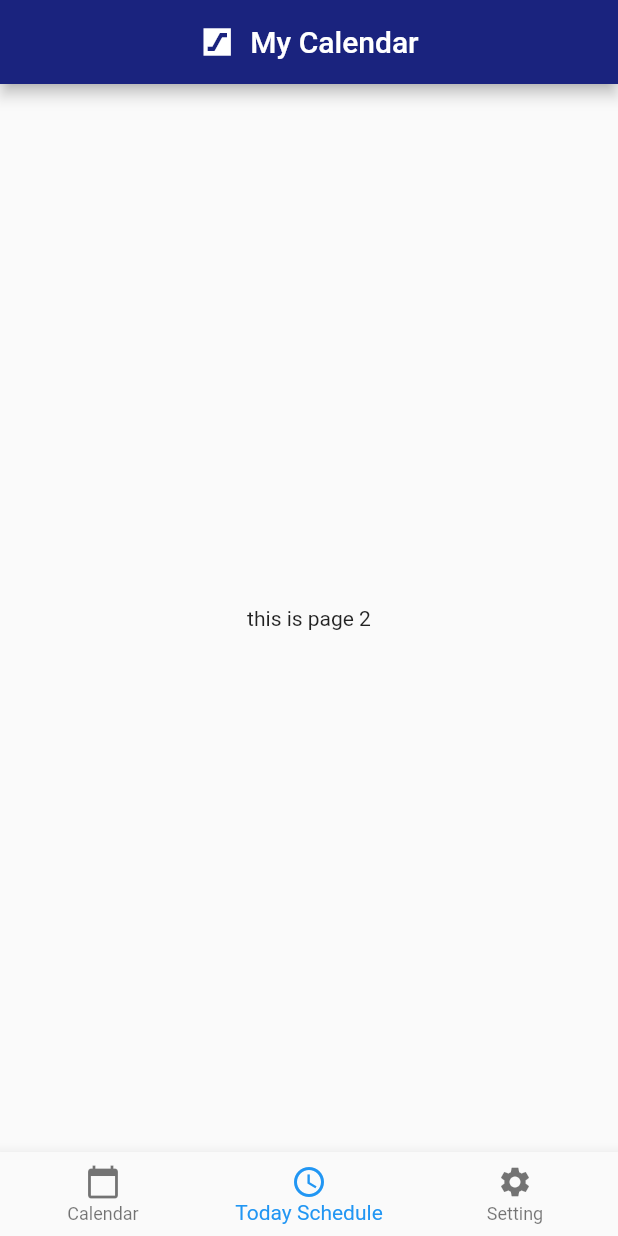
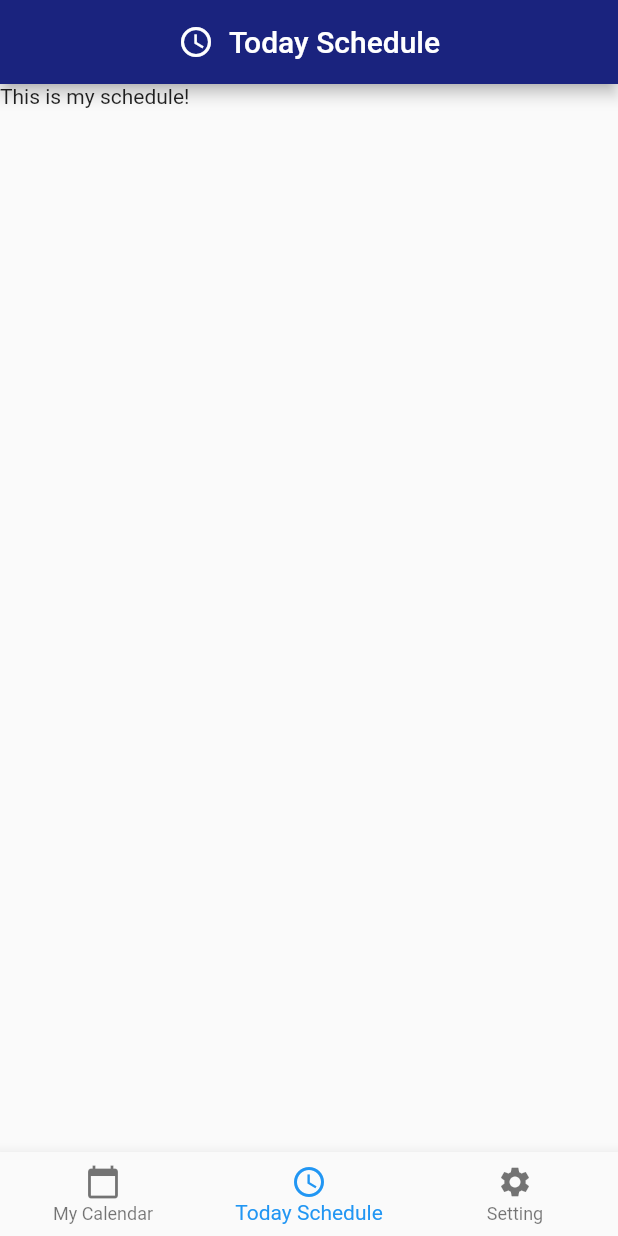
Before and after one commit to kkdlau/my_calendar, a Flutter app: the screen it shows after launch, swiped to page 2, on a phone screen of 412 x 824 dp. Run offline on Flutter 3.47's test engine with Material 2 defaults, Android fonts, the phone set to English and light mode, and no system bars; our stand-ins replace flutter_calendar_carousel.

Commit message:
Update AppBar()

```diff
--- a/lib/main.dart
+++ b/lib/main.dart
@@ -1,15 +1,18 @@
 import 'package:flutter/material.dart';
 import './calendar.dart';
+import './schedule.dart';
+import './setting.dart';
 
 final Widget calendar = Calendar();
-final Widget otherPage2 = Center(child: Text('this is page 2'));
-final Widget otherPage3 = Center(child: Text('this is page 3'));
+final Widget schedule = Schedule();
+final Widget setting = Setting();
 
 void main() {
   runApp(MyApp());
 }
 
-PageController pageController = PageController(initialPage: 0, keepPage: true);
+final PageController pageController =
+    PageController(initialPage: 0, keepPage: true);
 
 class MyApp extends StatefulWidget {
   @override
@@ -20,7 +23,12 @@ class MyApp extends StatefulWidget {
 
 class _MyApp extends State<MyApp> {
   int _index = 0;
-
+  List<String> appBarTitle = ['My Calendar', 'Today Schedule', 'Setting'];
+  List<IconData> appBarIcon = [
+    Icons.calendar_today,
+    Icons.schedule,
+    Icons.settings
+  ];
   @override
   Widget build(BuildContext context) {
     return MaterialApp(
@@ -31,9 +39,9 @@ class _MyApp extends State<MyApp> {
           title: Row(
             mainAxisAlignment: MainAxisAlignment.center,
             children: <Widget>[
-              Icon(IconData(0xe935, fontFamily: 'MaterialIcons')),
+              Icon(appBarIcon[_index]),
               SizedBox(width: 10),
-              Text('My Calendar')
+              Text(appBarTitle[_index])
             ],
           ),
         ),
@@ -44,7 +52,7 @@ class _MyApp extends State<MyApp> {
             });
           },
           controller: pageController,
-          children: <Widget>[calendar, otherPage2, otherPage3],
+          children: <Widget>[calendar, schedule, setting],
         ),
         bottomNavigationBar: BottomNavigationBar(
           currentIndex: _index,
@@ -57,11 +65,11 @@ class _MyApp extends State<MyApp> {
           },
           items: <BottomNavigationBarItem>[
             BottomNavigationBarItem(
-                icon: Icon(Icons.calendar_today), title: Text('Calendar')),
+                icon: Icon(appBarIcon[0]), title: Text(appBarTitle[0])),
             BottomNavigationBarItem(
-                icon: Icon(Icons.schedule), title: Text('Today Schedule')),
+                icon: Icon(appBarIcon[1]), title: Text(appBarTitle[1])),
             BottomNavigationBarItem(
-                icon: Icon(Icons.settings), title: Text('Setting')),
+                icon: Icon(appBarIcon[2]), title: Text(appBarTitle[2])),
           ],
         ),
       ),
--- /dev/null
+++ b/lib/schedule.dart
@@ -0,0 +1,19 @@
+import 'package:flutter/material.dart';
+
+class Schedule extends StatefulWidget {
+  @override
+  State<StatefulWidget> createState() {
+    return _Schedule();
+  }
+}
+
+class _Schedule extends State<Schedule>
+    with AutomaticKeepAliveClientMixin<Schedule> {
+  @override
+  bool get wantKeepAlive => true;
+
+  @override
+  Widget build(BuildContext context) {
+    return Text('This is my schedule!');
+  }
+}
--- /dev/null
+++ b/lib/setting.dart
@@ -0,0 +1,19 @@
+import 'package:flutter/material.dart';
+
+class Setting extends StatefulWidget {
+  @override
+  State<StatefulWidget> createState() {
+    return _Setting();
+  }
+}
+
+class _Setting extends State<Setting>
+    with AutomaticKeepAliveClientMixin<Setting> {
+  @override
+  bool get wantKeepAlive => true;
+
+  @override
+  Widget build(BuildContext context) {
+    return Text('This is Setting!');
+  }
+}
```
Also changed, not shown: lib/calendar.dart (line endings or trailing spaces).
